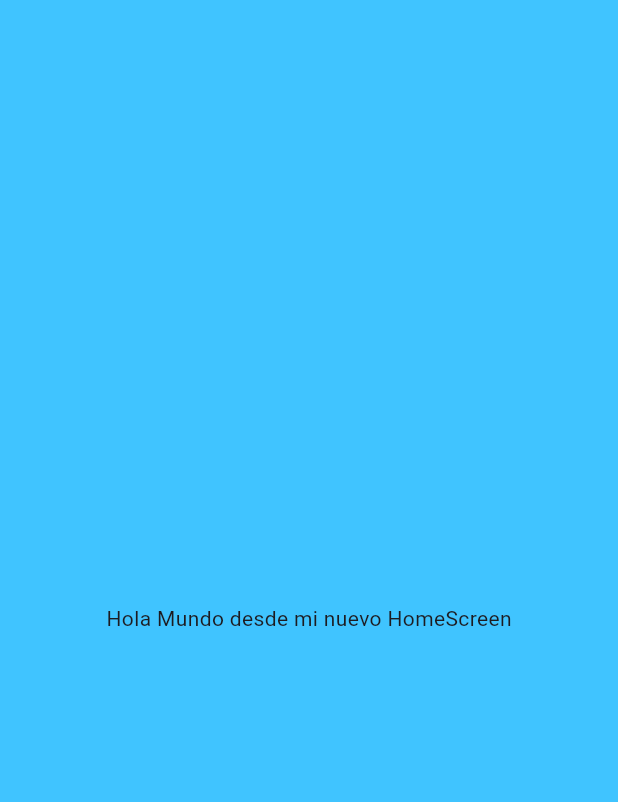
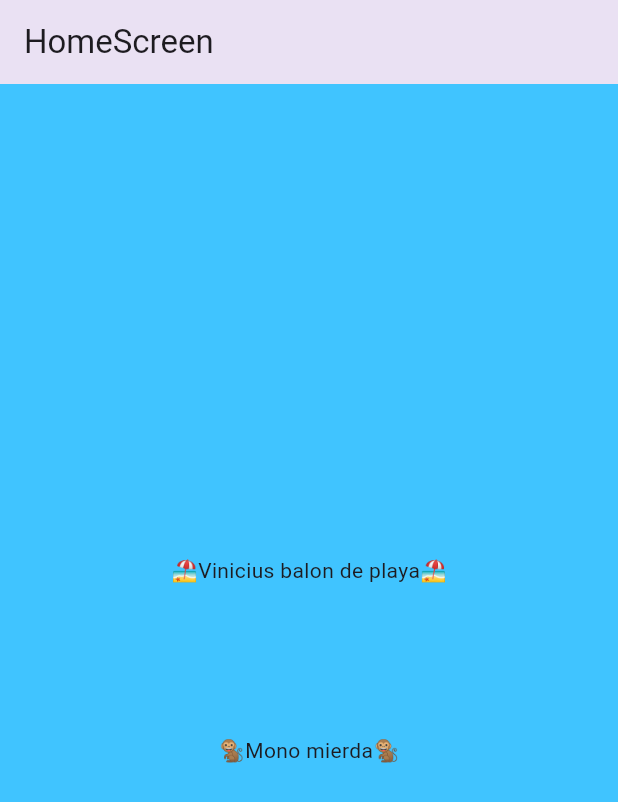
Before and after one commit to dtorres42/fl_contador_app, a Flutter app: the screen it shows after launch, on a phone screen of 412 x 824 dp. Shown: the top 802 px of the screen. Run offline on Flutter 3.47's test engine with Material 3 defaults, Android fonts, the phone set to English and light mode, and no system bars.

Commit message:
Widget Column

```diff
--- a/lib/screens/home_screen.dart
+++ b/lib/screens/home_screen.dart
@@ -7,7 +7,17 @@ class HomeScreen extends StatelessWidget {
   Widget build(BuildContext context) {
     return Scaffold(
       backgroundColor: Colors.lightBlueAccent,
-      body: Center(child: const Text('Hola Mundo desde mi nuevo HomeScreen')),
+      appBar: AppBar(title: Text('HomeScreen'), elevation: 10.0),
+      body: Center(
+        child: const Column(
+          mainAxisAlignment: MainAxisAlignment.center,
+          children: <Widget>[
+            Text('🏖️Vinicius balon de playa🏖️'),
+            SizedBox(height: 100),
+            Text('🐒Mono mierda🐒'),
+          ],
+        ),
+      ),
     );
   }
 }
```
